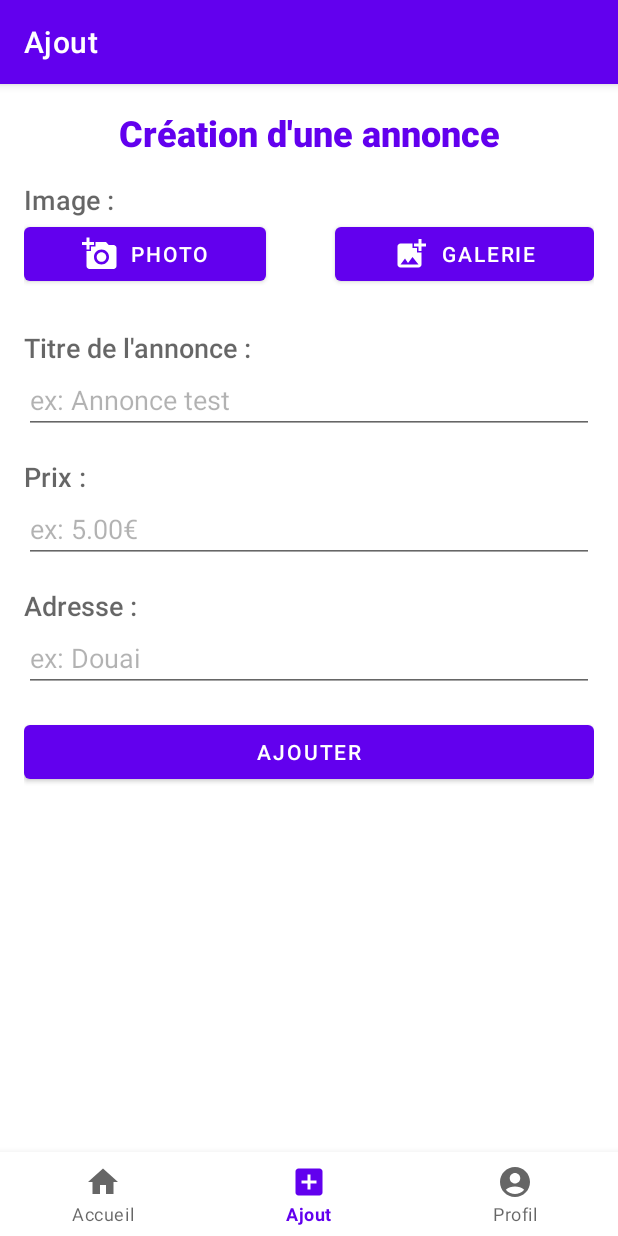
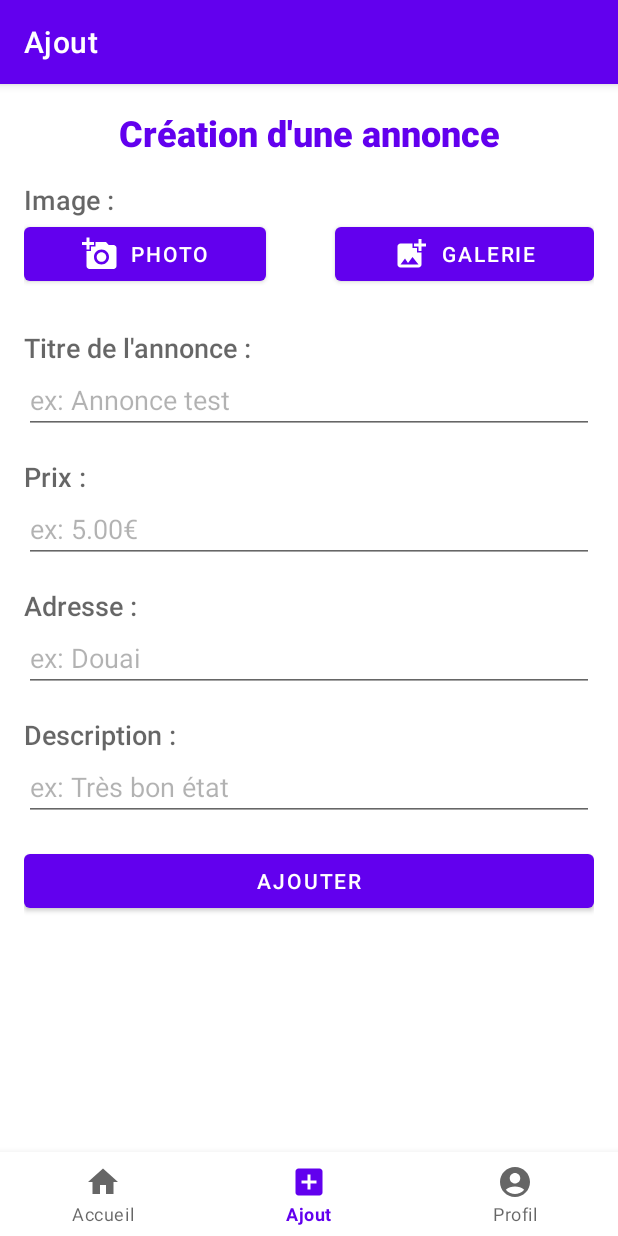
Before and after one commit to lucasnaury/uv-amse-android, an Android app: the AjoutAnnonceFragment screen opened through its navigation route, on a phone screen of 412 x 824 dp. Run offline under Robolectric (Android 15) with nearby library versions, the phone set to English and light mode, and no system bars; our stand-ins replace navigation-ui; pictures from the network do not load.

Commit message:
Ajout de la description lors de la création d'une annonce

```diff
--- a/app/src/main/java/com/example/tpleboncoin/ui/ajout_annonce/AjoutAnnonceFragment.java
+++ b/app/src/main/java/com/example/tpleboncoin/ui/ajout_annonce/AjoutAnnonceFragment.java
@@ -49,6 +49,7 @@ public class AjoutAnnonceFragment extends Fragment {
         final EditText titreAnnonce = binding.titreAnnonce;
         final EditText adresseAnnonce = binding.adresseAnnonce;
         final EditText prixAnnonce = binding.prixAnnonce;
+        final EditText descriptionAnnonce = binding.descriptionAnnonce;
         final Button boutonCreation = binding.boutonAjoutAnnonce;
 
         // Initialisation de la DB
@@ -68,15 +69,11 @@ public class AjoutAnnonceFragment extends Fragment {
                 }
 
                 // On créé l'objet de la nouvelle annonce
-                Annonce nouvelleAnnonce = new Annonce(titreAnnonce.getText().toString(), adresseAnnonce.getText().toString(), "", Double.parseDouble(prixAnnonce.getText().toString()));
-
-                // On navigue vers la page d'accueil en passant la nouvelle annonce comme paramètre
-//                Bundle bundle = new Bundle();
-//                bundle.putParcelable("nouvelleAnnonce", nouvelleAnnonce);
-//                Navigation.findNavController(view).navigate(R.id.navigation_home, bundle);
+                Annonce nouvelleAnnonce = new Annonce(titreAnnonce.getText().toString(), adresseAnnonce.getText().toString(), "", Double.parseDouble(prixAnnonce.getText().toString()), descriptionAnnonce.getText().toString());
 
                 //On ajoute la nouvelle annonce à la DB
                 dbManager.insert(nouvelleAnnonce);
+
                 //On navigue vers la page de liste des annonces
                 Navigation.findNavController(view).navigate(R.id.navigation_home);
 
--- a/app/src/main/res/layout/fragment_ajout_annonce.xml
+++ b/app/src/main/res/layout/fragment_ajout_annonce.xml
@@ -145,6 +145,28 @@
             android:layout_height="wrap_content"
             android:minHeight="@dimen/activity_vertical_margin" />
 
+        <TextView
+            android:id="@+id/labelDescription"
+            android:layout_width="match_parent"
+            android:layout_height="wrap_content"
+            android:fontFamily="sans-serif-medium"
+            android:text="Description : "
+            android:textAppearance="@style/TextAppearance.AppCompat.Medium" />
+
+        <EditText
+            android:id="@+id/descriptionAnnonce"
+            android:layout_width="match_parent"
+            android:layout_height="wrap_content"
+            android:ems="10"
+            android:hint="ex: Très bon état"
+            android:inputType="text"
+            android:textColorHint="#4D000000" />
+
+        <Space
+            android:layout_width="match_parent"
+            android:layout_height="wrap_content"
+            android:minHeight="@dimen/activity_vertical_margin" />
+
         <Button
             android:id="@+id/boutonAjoutAnnonce"
             android:layout_width="match_parent"
```
